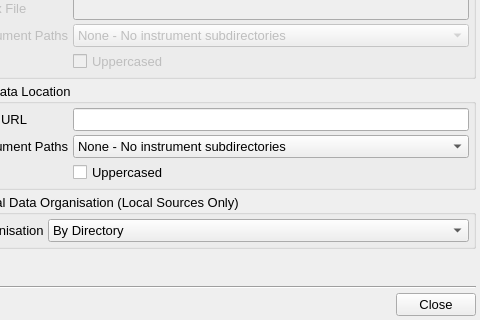
Above: frontend/journalSourcesDialog.ui from disorderedmaterials/jv2 before the change; both pictures show x 277 to 757 and y 141 to 461 of the 757 by 461 pixel window. Below: the same form after it.
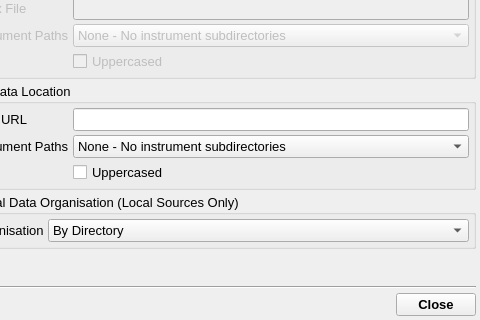
That is the form after the change.

Commit message: Rename some functions for clarity, implement most of sources dialog.

The edit to the form file:
```diff
--- a/frontend/journalSourcesDialog.ui
+++ b/frontend/journalSourcesDialog.ui
@@ -384,6 +384,12 @@
      </item>
      <item>
       <widget class="QPushButton" name="CloseButton">
+       <property name="font">
+        <font>
+         <pointsize>10</pointsize>
+         <bold>true</bold>
+        </font>
+       </property>
        <property name="text">
         <string>Close</string>
        </property>
```
Left out of the diff: 12 changed lines with no effect on the pictures. The commit also changes 14 other files.
